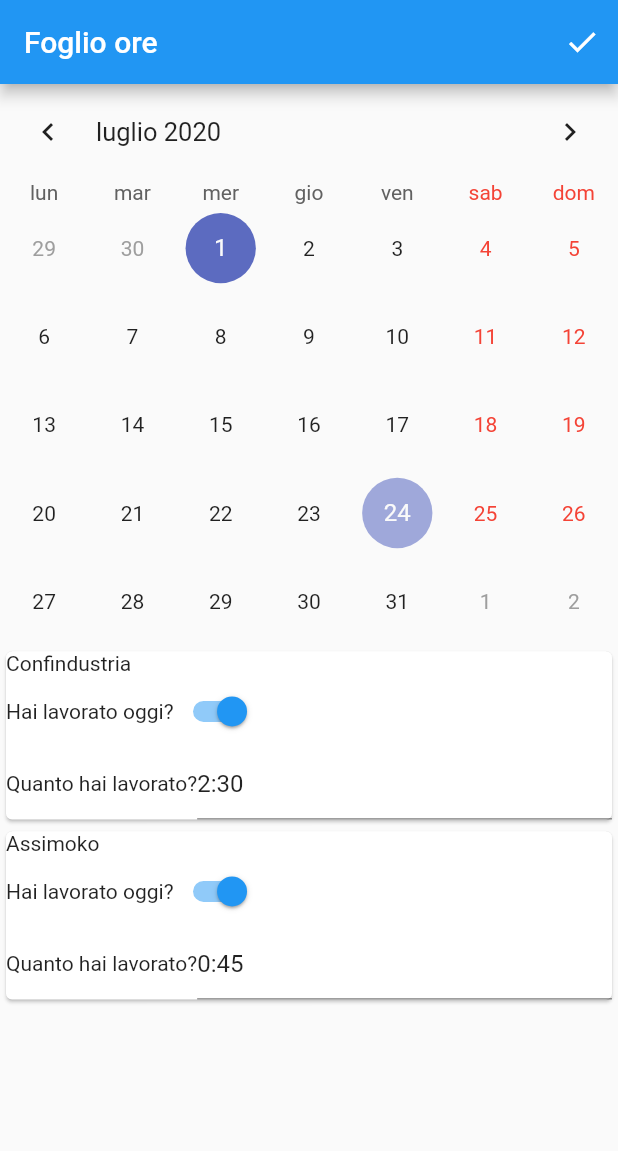
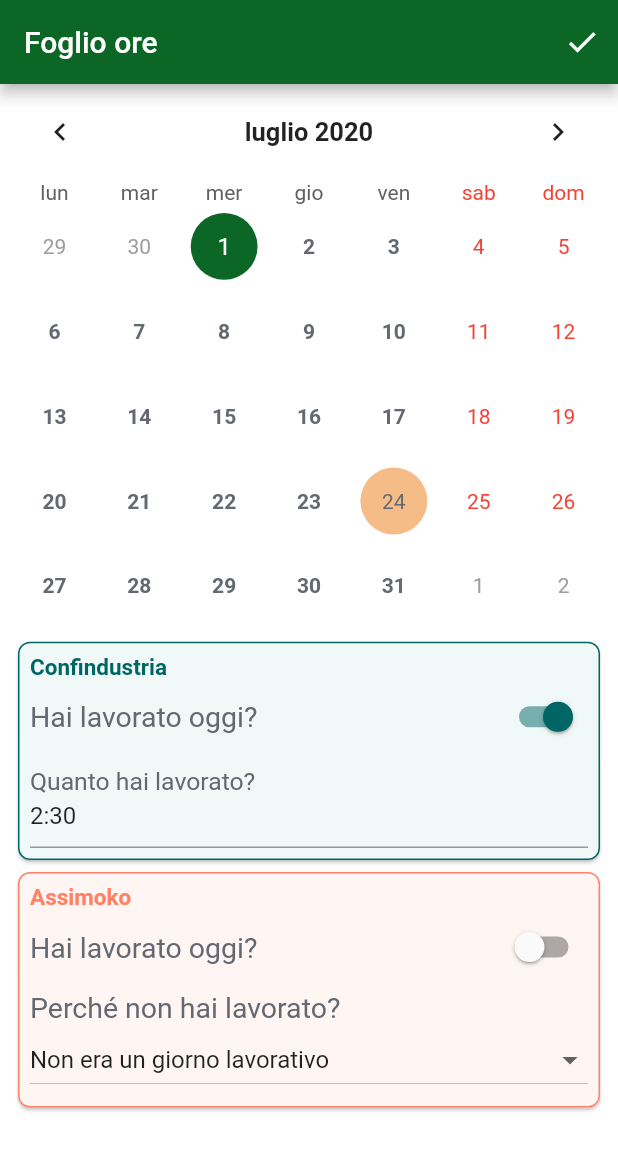
Before and after one commit to sommoMicc/FoglioOre, a Flutter app: the screen it shows after launch, on a phone screen of 412 x 824 dp. Shown: the top 1151 px of the screen. Run offline on Flutter 3.47's test engine with Material 2 defaults, Android fonts, the light colour scheme and no system bars; drawn by our look-alikes of table_calendar; our stand-ins replace flutter_spinkit, mask_text_input_formatter, numberpicker; missing offline and left inert: flutter_html_to_pdf, flutter_mailer, flutter_plugin_pdf_viewer.

Commit message:
Prima versione funzionante

```diff
--- a/lib/main.dart
+++ b/lib/main.dart
@@ -1,6 +1,7 @@
 import 'package:flutter/material.dart';
 import 'package:foglio_ore/model/stato.dart';
 import 'package:foglio_ore/screen/home_page.dart';
+import 'package:foglio_ore/utils/constants.dart';
 import 'package:foglio_ore/utils/data_provider.dart';
 import 'package:intl/date_symbol_data_local.dart';
 import 'package:provider/provider.dart';
@@ -26,8 +27,15 @@
       ],
       child: MaterialApp(
         title: 'Foglio ore',
-        theme: ThemeData(
-          primarySwatch: Colors.blue,
+        theme: ThemeData.light().copyWith(
+          textTheme: ThemeData.light().textTheme.copyWith(
+                bodyText1: TextStyle(
+                  color: AppColors.defaultText,
+                ),
+              ),
+          primaryColor: AppColors.primary,
+          accentColor: AppColors.accent,
+          backgroundColor: AppColors.defaultBackground,
           visualDensity: VisualDensity.adaptivePlatformDensity,
         ),
         home: HomePage(),
--- a/lib/screen/home_page.dart
+++ b/lib/screen/home_page.dart
@@ -2,9 +2,11 @@
 import 'package:flutter_spinkit/flutter_spinkit.dart';
 import 'package:foglio_ore/model/stato.dart';
 import 'package:foglio_ore/screen/pdf_preview.dart';
+import 'package:foglio_ore/utils/constants.dart';
 import 'package:foglio_ore/utils/data_provider.dart';
 import 'package:foglio_ore/utils/pdf_utils.dart';
 import 'package:foglio_ore/widget/card_lavoro_container.dart';
+import 'package:intl/intl.dart';
 import 'package:provider/provider.dart';
 import 'package:table_calendar/table_calendar.dart';
 
@@ -57,6 +59,7 @@
   @override
   Widget build(BuildContext context) {
     return Scaffold(
+      backgroundColor: AppColors.defaultBackground,
       appBar: AppBar(
         title: Text("Foglio ore"),
         actions: <Widget>[
@@ -75,6 +78,8 @@
         ],
       ),
       body: SingleChildScrollView(
+        child: Padding(
+          padding: const EdgeInsets.symmetric(horizontal: kDefaultPadding),
           child: Column(
             children: <Widget>[
               TableCalendar(
@@ -84,14 +89,36 @@
                 calendarController: _calendarController,
                 headerStyle: HeaderStyle(
                   formatButtonVisible: false,
+                  titleTextStyle: TextStyle(
+                    fontSize: 17,
+                    fontWeight: FontWeight.bold,
+                  ),
+                  titleTextBuilder: (DateTime data, locale) =>
+                      DateFormat.yMMMM(locale).format(data).toUpperCase(),
+                  centerHeaderTitle: true,
                 ),
                 initialSelectedDay:
                     DateTime(DateTime.now().year, DateTime.now().month, 1),
                 onDaySelected: _daySelectedCallback,
+                calendarStyle: CalendarStyle(
+                  weekdayStyle: TextStyle(
+                    fontWeight: FontWeight.bold,
+                    color: AppColors.defaultText,
+                  ),
+                  selectedColor: AppColors.primary,
+                  todayStyle: TextStyle(
+                    color: AppColors.defaultText,
+                  ),
+                  todayColor: AppColors.accent.withOpacity(.6),
+                ),
+              ),
+              SizedBox(
+                height: 5,
               ),
               CardLavoroContainer(Provider.of<GlobalAppState>(context)
                   .dati[Provider.of<DateTimeAppState>(context).dataCorrente])
             ],
+          ),
         ),
       ),
     );
--- a/lib/screen/pdf_preview.dart
+++ b/lib/screen/pdf_preview.dart
@@ -3,7 +3,10 @@
 import 'package:flutter/material.dart';
 import 'package:flutter_mailer/flutter_mailer.dart';
 import 'package:flutter_plugin_pdf_viewer/flutter_plugin_pdf_viewer.dart';
+import 'package:foglio_ore/model/stato.dart';
+import 'package:foglio_ore/utils/constants.dart';
 import 'package:foglio_ore/widget/custom_pdf_viewer.dart';
+import 'package:provider/provider.dart';
 
 class PDFPreview extends StatefulWidget {
   final File pdfFile;
@@ -41,11 +44,20 @@
         actions: <Widget>[
           // action button
           IconButton(
-            icon: Icon(Icons.check),
+            icon: Icon(Icons.send),
             onPressed: () async {
+              DateTime data =
+                  Provider.of<DateTimeAppState>(context, listen: false)
+                      .dataCorrente;
+
               final MailOptions mailOptions = MailOptions(
-                body: 'Foglio ore',
-                subject: 'Oggetto foglio ore',
+                subject:
+                    'Invio foglio ore mese ${MESI[data.month - 1]} ${data.year}',
+                body: '''
+Come da oggetto invio foglio ore relativo al mese di ${MESI[data.month - 1]} ${data.year}.
+
+Cordiali Saluti,
+Antonella Rossi''',
                 recipients: ['gsasrl2@gmail.com'],
                 isHTML: false,
                 attachments: [
--- a/lib/utils/constants.dart
+++ b/lib/utils/constants.dart
@@ -0,0 +1,49 @@
+import 'package:flutter/material.dart';
+
+const List<String> MESI = [
+  "GENNAIO",
+  "FEBBRAIO",
+  "MARZO",
+  "APRILE",
+  "MAGGIO",
+  "GIUGNO",
+  "LUGLIO",
+  "AGOSTO",
+  "SETTEMBRE",
+  "OTTOBRE",
+  "NOVEMBRE",
+  "DICEMBRE"
+];
+
+class AppColors {
+  static final Color primary = Color(0xFF0C6626);
+  static final Color accent = Color(0xFFF08F37);
+
+  static final Color defaultBackground = Colors.white;
+  static final Color defaultText = Color(0xFF636871);
+
+  static final List<CardColor> cardColors = [
+    CardColor(
+      border: const Color(0xFF006665),
+      background: const Color(0xFFF0F8F8),
+    ),
+    CardColor(
+      border: const Color(0xFFFF8267),
+      background: const Color(0xFFFFF6F4),
+    ),
+  ];
+}
+
+class CardColor {
+  Color border, background;
+  CardColor({this.border, this.background});
+}
+
+const double kDefaultPadding = 8.0;
+const double kDefaultRadius = 8.0;
+
+final TextStyle kLabelTextStyle =
+    TextStyle(fontSize: kLabelFontSize, color: AppColors.defaultText);
+
+const double kLabelFontSize = 19.0;
+const double kCardTitleSize = 15.0;
--- a/lib/utils/data_provider.dart
+++ b/lib/utils/data_provider.dart
@@ -24,7 +24,8 @@
         ),
         Lavoro(
           cantiere: Cantiere.Assimoko,
-          lavorato: giornoLavorativo,
+          lavorato: giornoLavorativo &&
+              dataDiPartenza.weekday % 2 == 0, //Solo martedì e giovedì
         )
       ];
     }
--- a/lib/utils/pdf_utils.dart
+++ b/lib/utils/pdf_utils.dart
@@ -3,26 +3,12 @@
 import 'package:flutter_html_to_pdf/flutter_html_to_pdf.dart';
 import 'package:foglio_ore/model/cantiere.dart';
 import 'package:foglio_ore/model/lavoro.dart';
+import 'package:foglio_ore/utils/constants.dart';
 import 'package:foglio_ore/utils/data_provider.dart';
 import 'package:foglio_ore/utils/utils.dart';
 import 'package:path_provider/path_provider.dart';
 
 class PDFUtils {
-  static const List<String> MESI = [
-    "GENNAIO",
-    "FEBBRAIO",
-    "MARZO",
-    "APRILE",
-    "MAGGIO",
-    "GIUGNO",
-    "LUGLIO",
-    "AGOSTO",
-    "SETTEMBRE",
-    "OTTOBRE",
-    "NOVEMBRE",
-    "DICEMBRE"
-  ];
-
   static Future<File> generatePDF(Map<DateTime, List<Lavoro>> dati) async {
     String globalTemplate = await DataProvider.loadGlobalTemplate();
     String rowTemplate = await DataProvider.loadRowTemplate();
@@ -38,11 +24,14 @@
         .replaceAll("[anno]", dati.keys.first.year.toString())
         .replaceAll("[mese]", MESI[dati.keys.first.month - 1]);
 
-    Directory appDocDir = await getApplicationDocumentsDirectory();
+    Directory appDocDir = await getTemporaryDirectory();
     String pdfStorageDirectory = appDocDir.path;
+    print("Directory del pdf: $pdfStorageDirectory");
 
     return await FlutterHtmlToPdf.convertFromHtmlContent(
-        finalHTML, pdfStorageDirectory, "test");
+        finalHTML,
+        pdfStorageDirectory,
+        "foglio_ore_${MESI[dati.keys.first.month - 1]}_${dati.keys.first.year}");
   }
 
   static String _parseRowTemplate(
--- a/lib/widget/card_lavoro.dart
+++ b/lib/widget/card_lavoro.dart
@@ -1,14 +1,17 @@
 import 'package:flutter/material.dart';
 import 'package:foglio_ore/model/lavoro.dart';
 import 'package:foglio_ore/model/stato.dart';
+import 'package:foglio_ore/utils/constants.dart';
 import 'package:foglio_ore/utils/utils.dart';
 import 'package:mask_text_input_formatter/mask_text_input_formatter.dart';
 import 'package:provider/provider.dart';
 
 class CardLavoro extends StatelessWidget {
   final Lavoro _lavoro;
+  final CardColor cardColor;
 
-  CardLavoro({@required Lavoro lavoro}) : _lavoro = lavoro;
+  CardLavoro({@required Lavoro lavoro, @required this.cardColor})
+      : _lavoro = lavoro;
 
   @override
   Widget build(BuildContext context) {
@@ -19,13 +22,31 @@
         Provider.of<DateTimeAppState>(context).dataCorrente;
 
     return Card(
+      shape: RoundedRectangleBorder(
+        side: BorderSide(color: cardColor.border),
+        borderRadius: BorderRadius.circular(kDefaultRadius),
+      ),
+      color: cardColor.background,
+      child: Padding(
+        padding: const EdgeInsets.all(kDefaultPadding),
         child: Column(
           crossAxisAlignment: CrossAxisAlignment.start,
           children: <Widget>[
-          Text(_lavoro.nomeCantiere),
+            Text(
+              _lavoro.nomeCantiere,
+              style: TextStyle(
+                fontWeight: FontWeight.bold,
+                color: cardColor.border,
+                fontSize: kCardTitleSize,
+              ),
+            ),
             Row(
+              mainAxisAlignment: MainAxisAlignment.spaceBetween,
               children: <Widget>[
-              Text("Hai lavorato oggi?"),
+                Text(
+                  "Hai lavorato oggi?",
+                  style: kLabelTextStyle,
+                ),
                 Switch(
                   onChanged: (bool value) {
                     _lavoro.lavorato = value;
@@ -33,31 +54,33 @@
                         .aggiornaLavoro(dataSelezionata, _lavoro);
                   },
                   value: _lavoro.lavorato,
+                  activeColor: cardColor.border,
                 )
               ],
             ),
             Visibility(
                 visible: _lavoro.lavorato,
-            child: Row(
-              children: <Widget>[
-                Text("Quanto hai lavorato?"),
-                Expanded(
+                child: Container(
                   child: TextFieldContainer(
                     maskFormatter: maskFormatter,
                     lavoro: _lavoro,
                     dataSelezionata: dataSelezionata,
                   ),
-                )
-              ],
-            ),
-          ),
+                )),
             Visibility(
               visible: !_lavoro.lavorato,
               child: Column(
                 crossAxisAlignment: CrossAxisAlignment.start,
                 children: <Widget>[
-                Text("Perché non hai lavorato?"),
+                  SizedBox(
+                    height: 5,
+                  ),
+                  Text(
+                    "Perché non hai lavorato?",
+                    style: kLabelTextStyle,
+                  ),
                   DropdownButton<MotivoAssenza>(
+                    isExpanded: true,
                     value: _lavoro.motivoAssenza,
                     onChanged: (newValue) {
                       _lavoro.motivoAssenza = newValue;
@@ -79,6 +102,7 @@
               ),
             )
           ],
+        ),
       ),
     );
   }
@@ -126,6 +150,12 @@
     );
 
     return TextField(
+      decoration: InputDecoration(
+          labelText: "Quanto hai lavorato?",
+          labelStyle: TextStyle(
+            fontSize: kLabelFontSize + 3,
+            color: AppColors.defaultText,
+          )),
       inputFormatters: [widget.maskFormatter],
       keyboardType: TextInputType.numberWithOptions(
         signed: false,
--- a/lib/widget/card_lavoro_container.dart
+++ b/lib/widget/card_lavoro_container.dart
@@ -1,5 +1,6 @@
 import 'package:flutter/material.dart';
 import 'package:foglio_ore/model/lavoro.dart';
+import 'package:foglio_ore/utils/constants.dart';
 import 'package:foglio_ore/widget/card_lavoro.dart';
 
 class CardLavoroContainer extends StatelessWidget {
@@ -10,8 +11,11 @@
   List<Widget> _buildListaCardLavoro() {
     List<Widget> widgetLavori = [];
 
-    for (Lavoro lavoro in lavori) {
-      widgetLavori.add(CardLavoro(lavoro: lavoro));
+    for (int i = 0; i < lavori.length; i++) {
+      widgetLavori.add(CardLavoro(
+        lavoro: lavori[i],
+        cardColor: AppColors.cardColors[i],
+      ));
     }
     return widgetLavori;
   }
```
Also changed, not shown: 7 other files. Lines whose indentation alone changed are shown as unchanged.
